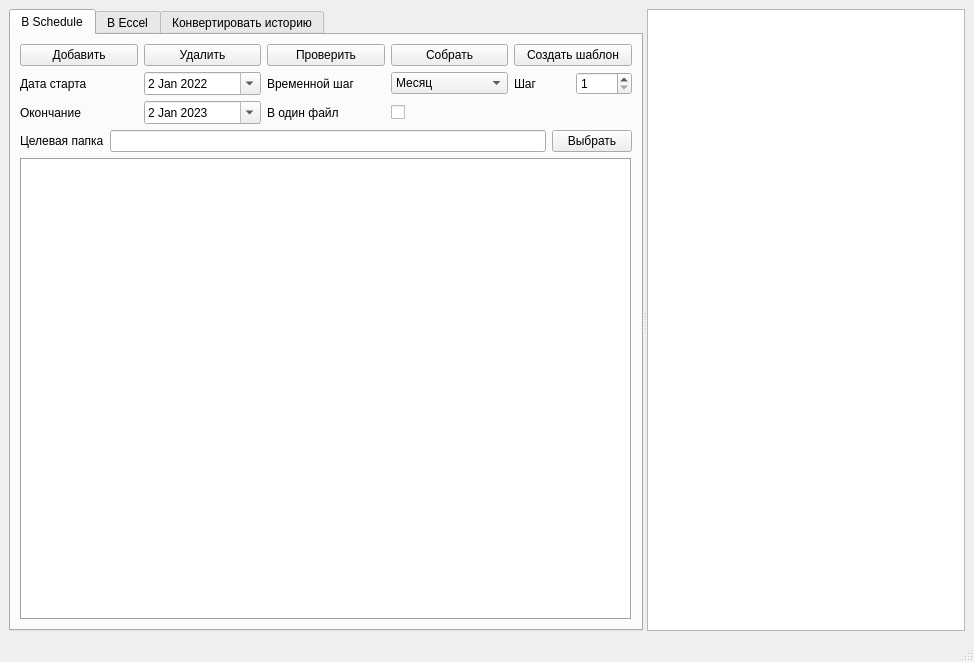
The window that HydrodynamicUtilities/App/Templates/App.ui (demidmaksim/HydrodynamicUtilities) describes before a commit, drawn with Qt 5.
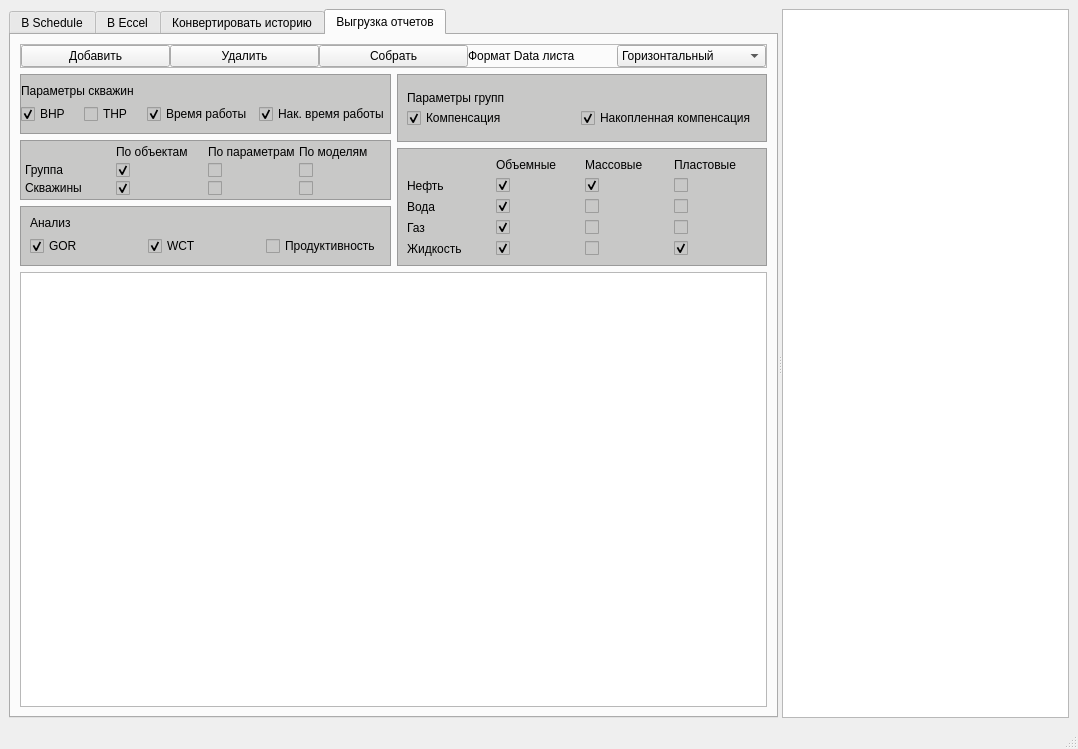
The same window after the commit.

Commit message: add report to ui template

What changed in the file:
```diff
--- a/HydrodynamicUtilities/App/Templates/App.ui
+++ b/HydrodynamicUtilities/App/Templates/App.ui
@@ -6,15 +6,15 @@
    <rect>
     <x>0</x>
     <y>0</y>
-    <width>974</width>
-    <height>662</height>
+    <width>1078</width>
+    <height>749</height>
    </rect>
   </property>
   <property name="windowTitle">
    <string>ScheduleCreator</string>
   </property>
   <widget class="QWidget" name="centralwidget">
-   <layout class="QHBoxLayout" name="horizontalLayout_2">
+   <layout class="QVBoxLayout" name="verticalLayout_6">
     <item>
      <widget class="QSplitter" name="splitter">
       <property name="orientation">
@@ -28,7 +28,7 @@
         </size>
        </property>
        <property name="currentIndex">
-        <number>0</number>
+        <number>3</number>
        </property>
        <widget class="QWidget" name="tab">
         <attribute name="title">
@@ -176,12 +176,12 @@
              </property>
              <property name="dateTime">
               <datetime>
-               <hour>0</hour>
+               <hour>21</hour>
                <minute>0</minute>
                <second>0</second>
                <year>2023</year>
                <month>1</month>
-               <day>2</day>
+               <day>1</day>
               </datetime>
              </property>
              <property name="currentSection">
@@ -206,12 +206,12 @@
             <widget class="QDateEdit" name="dateEdit_start_date_to_sch">
              <property name="dateTime">
               <datetime>
-               <hour>0</hour>
+               <hour>21</hour>
                <minute>0</minute>
                <second>0</second>
                <year>2022</year>
                <month>1</month>
-               <day>2</day>
+               <day>1</day>
               </datetime>
              </property>
              <property name="calendarPopup">
@@ -677,6 +677,626 @@
          </item>
         </layout>
        </widget>
+       <widget class="QWidget" name="tab_5">
+        <attribute name="title">
+         <string>Выгрузка отчетов</string>
+        </attribute>
+        <layout class="QVBoxLayout" name="verticalLayout_12">
+         <item>
+          <widget class="QFrame" name="frame_6">
+           <property name="frameShape">
+            <enum>QFrame::StyledPanel</enum>
+           </property>
+           <property name="frameShadow">
+            <enum>QFrame::Raised</enum>
+           </property>
+           <layout class="QVBoxLayout" name="verticalLayout_8">
+            <property name="spacing">
+             <number>0</number>
+            </property>
+            <property name="leftMargin">
+             <number>0</number>
+            </property>
+            <property name="topMargin">
+             <number>0</number>
+            </property>
+            <property name="rightMargin">
+             <number>0</number>
+            </property>
+            <property name="bottomMargin">
+             <number>0</number>
+            </property>
+            <item>
+             <layout class="QGridLayout" name="gridLayout_19">
+              <item row="0" column="2">
+               <widget class="QPushButton" name="pushButton_create_report">
+                <property name="text">
+                 <string>Собрать</string>
+                </property>
+               </widget>
+              </item>
+              <item row="0" column="3">
+               <widget class="QLabel" name="label_20">
+                <property name="text">
+                 <string>Формат Data листа</string>
+                </property>
+               </widget>
+              </item>
+              <item row="0" column="4">
+               <widget class="QComboBox" name="comboBox_choose_report_type">
+                <item>
+                 <property name="text">
+                  <string>Горизонтальный</string>
+                 </property>
+                </item>
+                <item>
+                 <property name="text">
+                  <string>Вертикальный</string>
+                 </property>
+                </item>
+               </widget>
+              </item>
+              <item row="0" column="1">
+               <widget class="QPushButton" name="pushButton_del_report_source">
+                <property name="text">
+                 <string>Удалить</string>
+                </property>
+               </widget>
+              </item>
+              <item row="0" column="0">
+               <widget class="QPushButton" name="pushButton_add_report_source">
+                <property name="text">
+                 <string>Добавить</string>
+                </property>
+               </widget>
+              </item>
+             </layout>
+            </item>
+           </layout>
+          </widget>
+         </item>
+         <item>
+          <layout class="QHBoxLayout" name="horizontalLayout_5">
+           <item>
+            <layout class="QVBoxLayout" name="verticalLayout_11">
+             <item>
+              <widget class="QFrame" name="frame_7">
+               <property name="styleSheet">
+                <string notr="true">background-color: rgb(200, 200, 199);</string>
+               </property>
+               <property name="frameShape">
+                <enum>QFrame::StyledPanel</enum>
+               </property>
+               <property name="frameShadow">
+                <enum>QFrame::Raised</enum>
+               </property>
+               <layout class="QVBoxLayout" name="verticalLayout_7">
+                <property name="leftMargin">
+                 <number>0</number>
+                </property>
+                <property name="topMargin">
+                 <number>9</number>
+                </property>
+                <property name="rightMargin">
+                 <number>0</number>
+                </property>
+                <property name="bottomMargin">
+                 <number>9</number>
+                </property>
+                <item>
+                 <layout class="QGridLayout" name="gridLayout_25">
+                  <item row="1" column="0">
+                   <widget class="QCheckBox" name="checkBox_request_bhp">
+                    <property name="styleSheet">
+                     <string notr="true"/>
+                    </property>
+                    <property name="text">
+                     <string>BHP</string>
+                    </property>
+                    <property name="checked">
+                     <bool>true</bool>
+                    </property>
+                   </widget>
+                  </item>
+                  <item row="1" column="1">
+                   <widget class="QCheckBox" name="checkBox_request_thp">
+                    <property name="styleSheet">
+                     <string notr="true"/>
+                    </property>
+                    <property name="text">
+                     <string>THP</string>
+                    </property>
+                    <property name="checked">
+                     <bool>false</bool>
+                    </property>
+                   </widget>
+                  </item>
+                  <item row="1" column="2">
+                   <widget class="QCheckBox" name="checkBox_request_time_work">
+                    <property name="text">
+                     <string>Время работы</string>
+                    </property>
+                    <property name="checked">
+                     <bool>true</bool>
+                    </property>
+                   </widget>
+                  </item>
+                  <item row="1" column="3">
+                   <widget class="QCheckBox" name="checkBox_request_cum_time">
+                    <property name="text">
+                     <string>Нак. время работы</string>
+                    </property>
+                    <property name="checked">
+                     <bool>true</bool>
+                    </property>
+                   </widget>
+                  </item>
+                  <item row="0" column="0" colspan="4">
+                   <widget class="QLabel" name="label_34">
+                    <property name="text">
+                     <string>Параметры скважин</string>
+                    </property>
+                   </widget>
+                  </item>
+                 </layout>
+                </item>
+               </layout>
+              </widget>
+             </item>
+             <item>
+              <layout class="QVBoxLayout" name="verticalLayout_9">
+               <item>
+                <widget class="QFrame" name="frame_2">
+                 <property name="layoutDirection">
+                  <enum>Qt::LeftToRight</enum>
+                 </property>
+                 <property name="autoFillBackground">
+                  <bool>false</bool>
+                 </property>
+                 <property name="styleSheet">
+                  <string notr="true">border-color: rgb(200, 200, 199);
+background-color: rgb(200, 200, 199);</string>
+                 </property>
+                 <property name="frameShape">
+                  <enum>QFrame::StyledPanel</enum>
+                 </property>
+                 <property name="frameShadow">
+                  <enum>QFrame::Raised</enum>
+                 </property>
+                 <layout class="QHBoxLayout" name="horizontalLayout_4">
+                  <property name="spacing">
+                   <number>4</number>
+                  </property>
+                  <property name="leftMargin">
+                   <number>4</number>
+                  </property>
+                  <property name="topMargin">
+                   <number>4</number>
+                  </property>
+                  <property name="rightMargin">
+                   <number>4</number>
+                  </property>
+                  <property name="bottomMargin">
+                   <number>4</number>
+                  </property>
+                  <item>
+                   <layout class="QGridLayout" name="gridLayout_21">
+                    <item row="0" column="1">
+                     <widget class="QLabel" name="label_21">
+                      <property name="text">
+                       <string>По объектам</string>
+                      </property>
+                     </widget>
+                    </item>
+                    <item row="1" column="0">
+                     <widget class="QLabel" name="label_24">
+                      <property name="text">
+                       <string>Группа</string>
+                      </property>
+                     </widget>
+                    </item>
+                    <item row="1" column="2">
+                     <widget class="QCheckBox" name="checkBox_request_well_param">
+                      <property name="styleSheet">
+                       <string notr="true">border-color: rgb(200, 200, 199);</string>
+                      </property>
+                      <property name="text">
+                       <string/>
+                      </property>
+                     </widget>
+                    </item>
+                    <item row="2" column="1">
+                     <widget class="QCheckBox" name="checkBox_request_group_object">
+                      <property name="text">
+                       <string/>
+                      </property>
+                      <property name="checked">
+                       <bool>true</bool>
+                      </property>
+                     </widget>
+                    </item>
+                    <item row="2" column="0">
+                     <widget class="QLabel" name="label_25">
+                      <property name="text">
+                       <string>Скважины</string>
+                      </property>
+                     </widget>
+                    </item>
+                    <item row="0" column="2">
+                     <widget class="QLabel" name="label_22">
+                      <property name="text">
+                       <string>По параметрам</string>
+                      </property>
+                     </widget>
+                    </item>
+                    <item row="2" column="3">
+                     <widget class="QCheckBox" name="checkBox_request_group_model">
+                      <property name="text">
+                       <string/>
+                      </property>
+                     </widget>
+                    </item>
+                    <item row="2" column="2">
+                     <widget class="QCheckBox" name="checkBox__request_group_param">
+                      <property name="text">
+                       <string/>
+                      </property>
+                     </widget>
+                    </item>
+                    <item row="0" column="3">
+                     <widget class="QLabel" name="label_23">
+                      <property name="text">
+                       <string>По моделям</string>
+                      </property>
+                     </widget>
+                    </item>
+                    <item row="1" column="1">
+                     <widget class="QCheckBox" name="checkBox_request_well_object">
+                      <property name="focusPolicy">
+                       <enum>Qt::StrongFocus</enum>
+                      </property>
+                      <property name="contextMenuPolicy">
+                       <enum>Qt::DefaultContextMenu</enum>
+                      </property>
+                      <property name="text">
+                       <string/>
+                      </property>
+                      <property name="checked">
+                       <bool>true</bool>
+                      </property>
+                      <property name="tristate">
+                       <bool>false</bool>
+                      </property>
+                     </widget>
+                    </item>
+                    <item row="1" column="3">
+                     <widget class="QCheckBox" name="checkBox_request_well_model">
+                      <property name="text">
+                       <string/>
+                      </property>
+                     </widget>
+                    </item>
+                   </layout>
+                  </item>
+                 </layout>
+                </widget>
+               </item>
+               <item>
+                <widget class="QFrame" name="frame_3">
+                 <property name="styleSheet">
+                  <string notr="true">background-color: rgb(200, 200, 199);</string>
+                 </property>
+                 <property name="frameShape">
+                  <enum>QFrame::StyledPanel</enum>
+                 </property>
+                 <property name="frameShadow">
+                  <enum>QFrame::Raised</enum>
+                 </property>
+                 <layout class="QVBoxLayout" name="verticalLayout_4">
+                  <item>
+                   <layout class="QGridLayout" name="gridLayout_22">
+                    <item row="2" column="1">
+                     <widget class="QCheckBox" name="checkBox_request_wct">
+                      <property name="text">
+                       <string>WCT</string>
+                      </property>
+                      <property name="checked">
+                       <bool>true</bool>
+                      </property>
+                     </widget>
+                    </item>
+                    <item row="2" column="0">
+                     <widget class="QCheckBox" name="checkBox_request_gor">
+                      <property name="text">
+                       <string>GOR</string>
+                      </property>
+                      <property name="checked">
+                       <bool>true</bool>
+                      </property>
+                     </widget>
+                    </item>
+                    <item row="2" column="2">
+                     <widget class="QCheckBox" name="checkBox__request_pi">
+                      <property name="text">
+                       <string>Продуктивность</string>
+                      </property>
+                     </widget>
+                    </item>
+                    <item row="0" column="0" colspan="3">
+                     <widget class="QLabel" name="label_26">
+                      <property name="text">
+                       <string>Анализ</string>
+                      </property>
+                     </widget>
+                    </item>
+                   </layout>
+                  </item>
+                 </layout>
+                </widget>
+               </item>
+              </layout>
+             </item>
+            </layout>
+           </item>
+           <item>
+            <layout class="QVBoxLayout" name="verticalLayout_10">
+             <item>
+              <widget class="QFrame" name="frame_4">
+               <property name="styleSheet">
+                <string notr="true">background-color: rgb(200, 200, 199);</string>
+               </property>
+               <property name="frameShape">
+                <enum>QFrame::StyledPanel</enum>
+               </property>
+               <property name="frameShadow">
+                <enum>QFrame::Raised</enum>
+               </property>
+               <layout class="QVBoxLayout" name="verticalLayout_5">
+                <property name="topMargin">
+                 <number>0</number>
+                </property>
+                <property name="bottomMargin">
+                 <number>0</number>
+                </property>
+                <item>
+                 <layout class="QGridLayout" name="gridLayout_26">
+                  <property name="verticalSpacing">
+                   <number>0</number>
+                  </property>
+                  <item row="0" column="0" colspan="2">
+                   <widget class="QLabel" name="label_35">
+                    <property name="sizePolicy">
+                     <sizepolicy hsizetype="Preferred" vsizetype="Minimum">
+                      <horstretch>0</horstretch>
+                      <verstretch>0</verstretch>
+                     </sizepolicy>
+                    </property>
+                    <property name="maximumSize">
+                     <size>
+                      <width>16777215</width>
+                      <height>20</height>
+                     </size>
+                    </property>
+                    <property name="text">
+                     <string>Параметры групп</string>
+                    </property>
+                   </widget>
+                  </item>
+                  <item row="1" column="1">
+                   <widget class="QCheckBox" name="checkBox_request_cum_compensation">
+                    <property name="text">
+                     <string>Накопленная компенсация</string>
+                    </property>
+                    <property name="checked">
+                     <bool>true</bool>
+                    </property>
+                   </widget>
+                  </item>
+                  <item row="1" column="0">
+                   <widget class="QCheckBox" name="checkBox_request_compensation">
+                    <property name="text">
+                     <string>Компенсация</string>
+                    </property>
+                    <property name="checked">
+                     <bool>true</bool>
+                    </property>
+                   </widget>
+                  </item>
+                 </layout>
+                </item>
+               </layout>
+              </widget>
+             </item>
+             <item>
+              <widget class="QFrame" name="frame">
+               <property name="sizePolicy">
+                <sizepolicy hsizetype="Preferred" vsizetype="Maximum">
+                 <horstretch>0</horstretch>
+                 <verstretch>0</verstretch>
+                </sizepolicy>
+               </property>
+               <property name="font">
+                <font>
+                 <stylestrategy>PreferDefault</stylestrategy>
+                </font>
+               </property>
+               <property name="styleSheet">
+                <string notr="true">background-color: rgb(200, 200, 199);</string>
+               </property>
+               <property name="frameShape">
+                <enum>QFrame::StyledPanel</enum>
+               </property>
+               <property name="frameShadow">
+                <enum>QFrame::Raised</enum>
+               </property>
+               <layout class="QHBoxLayout" name="horizontalLayout_2">
+                <item>
+                 <layout class="QGridLayout" name="gridLayout_23">
+                  <item row="0" column="1">
+                   <widget class="QLabel" name="label_27">
+                    <property name="text">
+                     <string>Объемные</string>
+                    </property>
+                   </widget>
+                  </item>
+                  <item row="0" column="2">
+                   <widget class="QLabel" name="label_28">
+                    <property name="text">
+                     <string>Массовые</string>
+                    </property>
+                   </widget>
+                  </item>
+                  <item row="0" column="3">
+                   <widget class="QLabel" name="label_29">
+                    <property name="text">
+                     <string>Пластовые</string>
+                    </property>
+                   </widget>
+                  </item>
+                  <item row="1" column="0">
+                   <widget class="QLabel" name="label_30">
+                    <property name="text">
+                     <string>Нефть</string>
+                    </property>
+                   </widget>
+                  </item>
+                  <item row="1" column="1">
+                   <widget class="QCheckBox" name="checkBox_oil_value">
+                    <property name="text">
+                     <string/>
+                    </property>
+                    <property name="checked">
+                     <bool>true</bool>
+                    </property>
+                   </widget>
+                  </item>
+                  <item row="1" column="2">
+                   <widget class="QCheckBox" name="checkBox_oil_mass">
+                    <property name="text">
+                     <string/>
+                    </property>
+                    <property name="checked">
+                     <bool>true</bool>
+                    </property>
+                   </widget>
+                  </item>
+                  <item row="1" column="3">
+                   <widget class="QCheckBox" name="checkBox_oil_res">
+                    <property name="text">
+                     <string/>
+                    </property>
+                   </widget>
+                  </item>
+                  <item row="2" column="0">
+                   <widget class="QLabel" name="label_31">
+                    <property name="text">
+                     <string>Вода</string>
+                    </property>
+                   </widget>
+                  </item>
+                  <item row="2" column="1">
+                   <widget class="QCheckBox" name="checkBox_wat_value">
+                    <property name="text">
+                     <string/>
+                    </property>
+                    <property name="checked">
+                     <bool>true</bool>
+                    </property>
+                   </widget>
+                  </item>
+                  <item row="2" column="2">
+                   <widget class="QCheckBox" name="checkBox_wat_mass">
+                    <property name="text">
+                     <string/>
+                    </property>
+                   </widget>
+                  </item>
+                  <item row="2" column="3">
+                   <widget class="QCheckBox" name="checkBox_wat_res">
+                    <property name="text">
+                     <string/>
+                    </property>
+                   </widget>
+                  </item>
+                  <item row="3" column="0">
+                   <widget class="QLabel" name="label_32">
+                    <property name="text">
+                     <string>Газ</string>
+                    </property>
+                   </widget>
+                  </item>
+                  <item row="3" column="1">
+                   <widget class="QCheckBox" name="checkBox_gas_value">
+                    <property name="text">
+                     <string/>
+                    </property>
+                    <property name="checked">
+                     <bool>true</bool>
+                    </property>
+                   </widget>
+                  </item>
+                  <item row="3" column="2">
+                   <widget class="QCheckBox" name="checkBox_gas_mass">
+                    <property name="text">
+                     <string/>
+                    </property>
+                   </widget>
+                  </item>
+                  <item row="3" column="3">
+                   <widget class="QCheckBox" name="checkBox_gas_res">
+                    <property name="text">
+                     <string/>
+                    </property>
+                   </widget>
+                  </item>
+                  <item row="4" column="0">
+                   <widget class="QLabel" name="label_33">
+                    <property name="text">
+                     <string>Жидкость</string>
+                    </property>
+                   </widget>
+                  </item>
+                  <item row="4" column="1">
+                   <widget class="QCheckBox" name="checkBox_liq_value">
+                    <property name="text">
+                     <string/>
+                    </property>
+                    <property name="checked">
+                     <bool>true</bool>
+                    </property>
+                   </widget>
+                  </item>
+                  <item row="4" column="2">
+                   <widget class="QCheckBox" name="checkBox_liq_mass">
+                    <property name="text">
+                     <string/>
+                    </property>
+                   </widget>
+                  </item>
+                  <item row="4" column="3">
+                   <widget class="QCheckBox" name="checkBox_liq_res">
+                    <property name="text">
+                     <string/>
+                    </property>
+                    <property name="checked">
+                     <bool>true</bool>
+                    </property>
+                   </widget>
+                  </item>
+                 </layout>
+                </item>
+               </layout>
+              </widget>
+             </item>
+            </layout>
+           </item>
+          </layout>
+         </item>
+         <item>
+          <widget class="QListWidget" name="listWidget_for_report"/>
+         </item>
+        </layout>
+       </widget>
       </widget>
       <widget class="QTextBrowser" name="textBrowser_log">
        <property name="sizePolicy">
```
Left out of the diff: 342 changed lines with no effect on the pictures. The commit also changes 3 other files.
